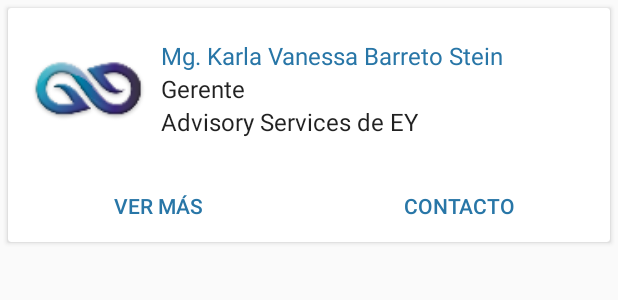
After one commit to JCarlosR/FullDay2016, an Android app: the layout item_speaker.xml on its own in the app's theme, with its tools: preview values and no code run, on a phone screen of 412 x 824 dp. The commit adds this screen. Shown: the top 300 px of the screen. Run offline under Robolectric (Android 15) with nearby library versions, the phone set to English and light mode, and no system bars.

Commit message:
Retrofit | Picasso | RecyclerView

```diff
--- a/app/src/main/java/com/youtube/sorcjc/fullday2016/Global.java
+++ b/app/src/main/java/com/youtube/sorcjc/fullday2016/Global.java
@@ -18,4 +18,8 @@ public class Global {
         return sharedPref.getString(key, "");
     }
 
+    public static String getFullPathImage(String imageFile) {
+        return "http://fulldayunt.com/assets/images/" + imageFile;
+    }
+
 }
--- a/app/src/main/res/layout/content_panel.xml
+++ b/app/src/main/res/layout/content_panel.xml
@@ -5,10 +5,6 @@
     android:id="@+id/content_panel"
     android:layout_width="match_parent"
     android:layout_height="match_parent"
-    android:paddingBottom="@dimen/activity_vertical_margin"
-    android:paddingLeft="@dimen/activity_horizontal_margin"
-    android:paddingRight="@dimen/activity_horizontal_margin"
-    android:paddingTop="@dimen/activity_vertical_margin"
     app:layout_behavior="@string/appbar_scrolling_view_behavior"
     tools:context="com.youtube.sorcjc.fullday2016.ui.PanelActivity"
     tools:showIn="@layout/app_bar_panel"
--- /dev/null
+++ b/app/src/main/res/layout/item_speaker.xml
@@ -0,0 +1,89 @@
+<?xml version="1.0" encoding="utf-8"?>
+<android.support.v7.widget.CardView xmlns:android="http://schemas.android.com/apk/res/android"
+    xmlns:card_view="http://schemas.android.com/tools"
+    android:id="@+id/cardView"
+    android:layout_width="match_parent"
+    android:layout_height="wrap_content"
+    android:layout_margin="5dp"
+    card_view:cardCornerRadius="4dp">
+
+    <LinearLayout
+        android:layout_width="match_parent"
+        android:layout_height="wrap_content"
+        android:gravity="center"
+        android:orientation="vertical">
+
+
+
+        <LinearLayout
+            android:layout_width="match_parent"
+            android:layout_height="wrap_content"
+            android:orientation="horizontal"
+            android:padding="6dp">
+
+            <ImageView
+                android:id="@+id/ivPhoto"
+                android:layout_width="80dp"
+                android:layout_height="80dp"
+                android:layout_margin="8dp"
+                android:background="@mipmap/ic_launcher" />
+
+            <LinearLayout
+                android:layout_width="match_parent"
+                android:layout_height="wrap_content"
+                android:orientation="vertical"
+                android:layout_gravity="center">
+
+                <TextView
+                    android:id="@+id/tvName"
+                    android:layout_width="wrap_content"
+                    android:layout_height="wrap_content"
+                    android:text="Mg. Karla Vanessa Barreto Stein"
+                    android:textAppearance="@android:style/TextAppearance"
+                    android:textColor="@color/colorPrimary" />
+
+                <TextView
+                    android:id="@+id/tvPosition"
+                    android:layout_width="wrap_content"
+                    android:layout_height="wrap_content"
+                    android:text="Gerente"
+                    android:textAppearance="@android:style/TextAppearance" />
+
+                <TextView
+                    android:id="@+id/tvCompany"
+                    android:layout_width="wrap_content"
+                    android:layout_height="wrap_content"
+                    android:text="Advisory Services de EY"
+                    android:textAppearance="@android:style/TextAppearance" />
+
+            </LinearLayout>
+
+
+        </LinearLayout>
+
+
+        <LinearLayout
+            android:layout_width="match_parent"
+            android:layout_height="wrap_content"
+            android:orientation="horizontal">
+
+            <Button
+                android:id="@+id/btnMore"
+                style="@style/Widget.AppCompat.Button.Borderless.Colored"
+                android:layout_width="0dp"
+                android:layout_height="wrap_content"
+                android:layout_weight="1"
+                android:text="Ver más" />
+
+            <Button
+                android:id="@+id/btnContact"
+                style="@style/Widget.AppCompat.Button.Borderless.Colored"
+                android:layout_width="0dp"
+                android:layout_height="wrap_content"
+                android:layout_weight="1"
+                android:text="Contacto" />
+        </LinearLayout>
+
+    </LinearLayout>
+
+</android.support.v7.widget.CardView>
```
Also changed, not shown: app/build.gradle (+15 -9 lines), app/src/main/java/com/youtube/sorcjc/fullday2016/io/FullDayApiAdapter.java (added, +36 -0 lines), app/src/main/java/com/youtube/sorcjc/fullday2016/io/FullDayApiService.java (added, +22 -0 lines), app/src/main/java/com/youtube/sorcjc/fullday2016/model/Speaker.java (added, +83 -0 lines), app/src/main/java/com/youtube/sorcjc/fullday2016/ui/adapter/SpeakerAdapter.java (added, +115 -0 lines), app/src/main/java/com/youtube/sorcjc/fullday2016/ui/fragment/EventFragment.java (+51 -4 lines), app/src/main/res/layout/fragment_event.xml (+8 -6 lines).
